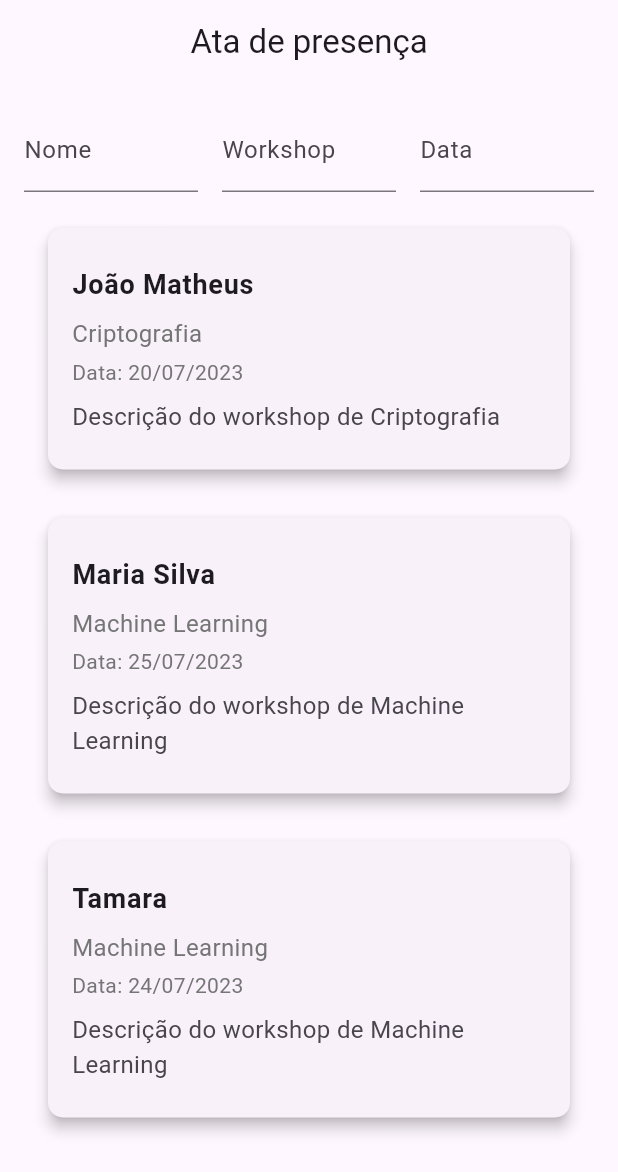
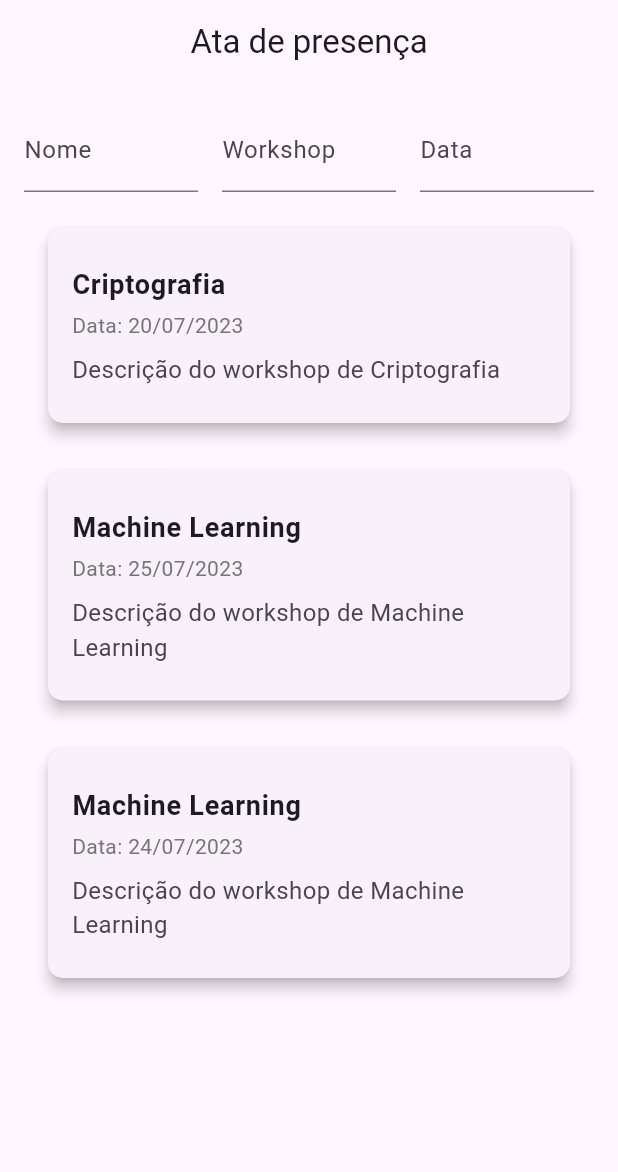
Before and after one commit to joaomatheus1/crudNodeAndFlutter, a Flutter app: the screen it shows after launch, on a phone screen of 412 x 824 dp. Shown: the top 1172 px of the screen. Run offline on Flutter 3.47's test engine with Material 3 defaults, Android fonts, the phone set to English and light mode, and no system bars.

Commit message:
feat: inserindo detalhes do workshop

```diff
--- a/client/lib/main.dart
+++ b/client/lib/main.dart
@@ -15,23 +15,23 @@ class MyApp extends StatefulWidget {
 class _MyAppState extends State<MyApp> {
   final List<Map<String, dynamic>> data = [
     {
-      'nome': "João Matheus",
+      'nome': ["João Matheus", "Fabio", "Tainá"],
       'workshop': "Criptografia",
       'data': "20/07/2023",
       'desc': "Descrição do workshop de Criptografia",
     },
     {
-      'nome': "Maria Silva",
+      'nome': ["João Matheus", "Maria Silva", "Fabio"],
       'workshop': "Machine Learning",
       'data': "25/07/2023",
       'desc': "Descrição do workshop de Machine Learning",
     },
     {
-      'nome': "Tamara",
+      'nome': ["Maria Silva", "Tainá"],
       'workshop': "Machine Learning",
       'data': "24/07/2023",
       'desc': "Descrição do workshop de Machine Learning",
-    },
+    }
   ];
   final TextEditingController _nomeController = TextEditingController();
   final TextEditingController _workshopController = TextEditingController();
@@ -62,11 +62,13 @@ class _MyAppState extends State<MyApp> {
     String dateText = _dataController.text.toLowerCase();
 
     setState(() {
-      filteredData = data.where((item) =>
-        item['nome'].toLowerCase().contains(searchText) &&
-        item['workshop'].toLowerCase().contains(workshopText) &&
-        item['data'].toLowerCase().contains(dateText)
-      ).toList();
+      filteredData = data.where((item) {
+      List<String> nomes = List<String>.from(item['nome']);
+      bool nameMatches = nomes.map((nome) => nome.toLowerCase()).any((nome) => nome.contains(searchText));
+      return nameMatches &&
+          item['workshop'].toLowerCase().contains(workshopText) &&
+          item['data'].toLowerCase().contains(dateText);
+    }).toList();
     });
   }
 
@@ -122,7 +124,7 @@ class _MyAppState extends State<MyApp> {
                       Padding(
                         padding: const EdgeInsets.only(bottom: 16.0),
                         child: AtaPresenca(
-                          nome: item['nome'],
+                          nome: List<String>.from(item['nome']),
                           workshop: item['workshop'],
                           data: item['data'],
                           desc: item['desc'],
--- a/client/lib/model/Ata.dart
+++ /dev/null
@@ -1,10 +0,0 @@
-import 'package:client/model/Colaborador.dart';
-import 'package:client/model/Workshop.dart';
-
-class Ata {
-  int id;
-  Workshop workshop;
-  List<Colaborador> colaboradores;
-
-  Ata(this.id,this.workshop, this.colaboradores);
-}
--- a/client/lib/model/Colaborador.dart
+++ /dev/null
@@ -1,7 +0,0 @@
-class Colaborador {
-  int id;
-  String nome;
-
-  Colaborador(this.id, this.nome);
-
-}
--- a/client/lib/model/Workshop.dart
+++ /dev/null
@@ -1,11 +0,0 @@
-import 'package:client/model/Colaborador.dart';
-
-class Workshop {
-  int id;
-  String nome;
-  DateTime dataRealizacao;
-  String descricao;
-  Colaborador colaborador;
-
-  Workshop(this.id, this.nome, this.dataRealizacao, this.descricao, this.colaborador);
-}
--- a/client/lib/widgets/ataPresenca.dart
+++ b/client/lib/widgets/ataPresenca.dart
@@ -1,12 +1,14 @@
+import 'package:client/pages/workshop_detalhes.dart';
 import 'package:flutter/material.dart';
 
 class AtaPresenca extends StatelessWidget {
-  final String nome;
+  final List<String> nome;
   final String workshop;
   final String data;
   final String desc;
 
-  AtaPresenca({
+  const AtaPresenca({
+    super.key,
     required this.nome,
     required this.workshop,
     required this.data,
@@ -23,8 +25,11 @@ class AtaPresenca extends StatelessWidget {
       margin: EdgeInsets.symmetric(vertical: 8, horizontal: 16),
       child: ListTile(
         contentPadding: EdgeInsets.all(16),
+        onTap: () => {
+          Navigator.push(context, MaterialPageRoute(builder: (context) => WorkshopDetalhes(workshop: workshop, data: data, desc: desc, nomes: nome)))
+        },
         title: Text(
-          nome,
+          workshop,
           style: TextStyle(
             fontWeight: FontWeight.bold,
             fontSize: 18,
@@ -33,14 +38,6 @@ class AtaPresenca extends StatelessWidget {
         subtitle: Column(
           crossAxisAlignment: CrossAxisAlignment.start,
           children: [
-            SizedBox(height: 8),
-            Text(
-              workshop,
-              style: TextStyle(
-                color: Colors.grey[600],
-                fontSize: 16,
-              ),
-            ),
             SizedBox(height: 4),
             Text(
               "Data: $data",
```
Also changed, not shown: client/lib/pages/workshop_detalhes.dart (added, +58 -0 lines).
